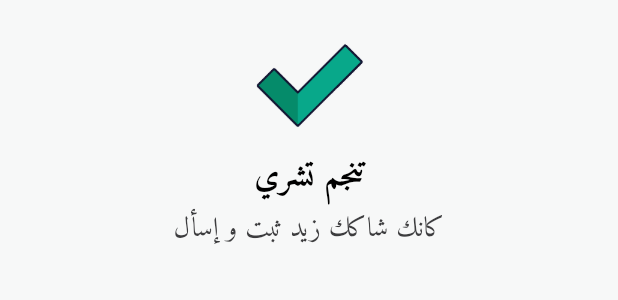
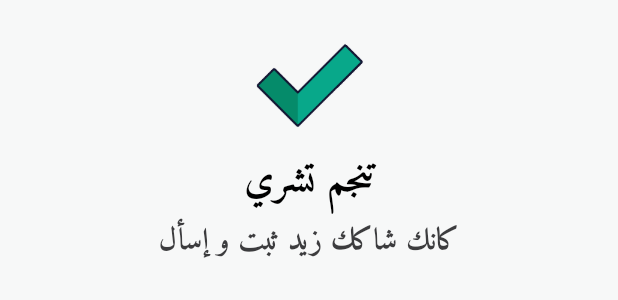
Before and after one commit to Zied-Dahmani/qataa, a Flutter app: the BottomSheetContent widget shown alone on an empty page, opened directly with empty values, on a phone screen of 412 x 824 dp. Shown: the top 300 px of the screen. Run offline on Flutter 3.47's test engine with Material 2 defaults, Android fonts, the light colour scheme and no system bars; our stand-ins replace audioplayers, connectivity_plus, dio, equatable, font_awesome_flutter, get and 1 more; missing offline and left inert: barcode_scan2, onboarding_overlay; accounts and stored records are empty.

Commit message:
refactor: Intro

```diff
--- a/lib/application/controllers/scan_controller.dart
+++ b/lib/application/controllers/scan_controller.dart
@@ -63,9 +63,10 @@ class ScanController extends GetxController {
           context: context,
           builder: (BuildContext context) {
             return BottomSheetContent(
+                title : _connectivityService.isConnected.value ?'productNotKnownTitle'.tr: 'connectivityProblemTitle'.tr,
                 errorMessage: _connectivityService.isConnected.value
-                    ? 'productNotKnown'.tr
-                    : 'connectivityProblem'.tr);
+                    ? 'productNotKnownSubtitle'.tr
+                    : 'connectivityProblemSubtitle'.tr);
           },
         );
       } else if (value is VerificationLoadSuccess) {
--- a/lib/config/locale.dart
+++ b/lib/config/locale.dart
@@ -11,9 +11,10 @@ class Locale implements Translations {
           'blacklistSubtitle': 'الماركة تابعة الكيان بطريقة مباشرة ولا غير مباشرة',
           'notBlacklistedTitle': 'تنجم تشري',
           'notBlacklistSubtitle': 'كانك شاكك زيد ثبت و إسأل',
-          'problemTitle': 'مشكلة',
-          'productNotKnown': 'منتج معناش عليه معلومات',
-          'connectivityProblem': 'ثبت في الإنترنت متاعك',
+          'productNotKnownTitle': 'منتج',
+          'productNotKnownSubtitle': 'معناش عليه معلومات',
+          'connectivityProblemTitle': 'إنترنت',
+          'connectivityProblemSubtitle': 'ثبت عندك إنترنت ولا',
           'scanOnBoardingTitle': 'سكاني المنتج',
           'scanOnBoardingBody': 'بش تعرفو ضمن القائمة السوداء ولا تنجم تشريه',
           'emailOnBoardingTitle': 'استفسارات',
--- a/lib/config/theme.dart
+++ b/lib/config/theme.dart
@@ -22,11 +22,11 @@ final ThemeData lightTheme = ThemeData(
         fontWeight: FontWeight.bold,
         color: Colors.black),
     headlineMedium: TextStyle(
-        fontSize: 22.0,
+        fontSize: 24.0,
         fontWeight: FontWeight.bold,
         color: Colors.black),
     bodyLarge: TextStyle(fontSize: 20.0, color: Color(0xFF3C3C3E)),
-    bodyMedium: TextStyle(fontSize: 18.0, color: Color(0xFF3C3C3E)),
+    bodyMedium: TextStyle(fontSize: 16.0, color: Color(0xFF3C3C3E)),
     bodySmall: TextStyle(fontSize: 12.0, color: Color(0xFF3C3C3E)),
   ),
   scaffoldBackgroundColor: const Color(0xFFF7F8F8),
--- a/lib/presentation/widgets/bottom_sheet_content.dart
+++ b/lib/presentation/widgets/bottom_sheet_content.dart
@@ -3,9 +3,9 @@ import 'package:get/get.dart';
 import 'package:qataa/utils/constants/sizes.dart';
 
 class BottomSheetContent extends StatelessWidget {
-  const BottomSheetContent({super.key, this.isBlacklisted, this.errorMessage});
+  const BottomSheetContent({super.key, this.isBlacklisted,this.title, this.errorMessage});
 
-  final isBlacklisted, errorMessage;
+  final isBlacklisted, title, errorMessage;
 
   @override
   Widget build(BuildContext context) {
@@ -34,18 +34,18 @@ class BottomSheetContent extends StatelessWidget {
                   width: kBottomSheetIconSize),
               Text(
                   isBlacklisted == null
-                      ? 'problemTitle'.tr
+                      ? title
                       : isBlacklisted
                           ? 'blacklistedTitle'.tr
                           : 'notBlacklistedTitle'.tr,
-                  style: Get.textTheme.headlineMedium),
+                  style: Get.textTheme.headlineLarge),
               Text(
                 isBlacklisted == null
                     ? errorMessage
                     : isBlacklisted
                         ? 'blacklistSubtitle'.tr
                         : 'notBlacklistSubtitle'.tr,
-                style: Get.textTheme.bodyMedium,
+                style: Get.textTheme.bodyLarge,
                 textAlign: TextAlign.center,
               ),
             ],
```
Also changed, not shown: lib/presentation/views/scan_screen.dart (+27 -14 lines), lib/presentation/widgets/onboarding.dart (+26 -12 lines), 1 other file.
